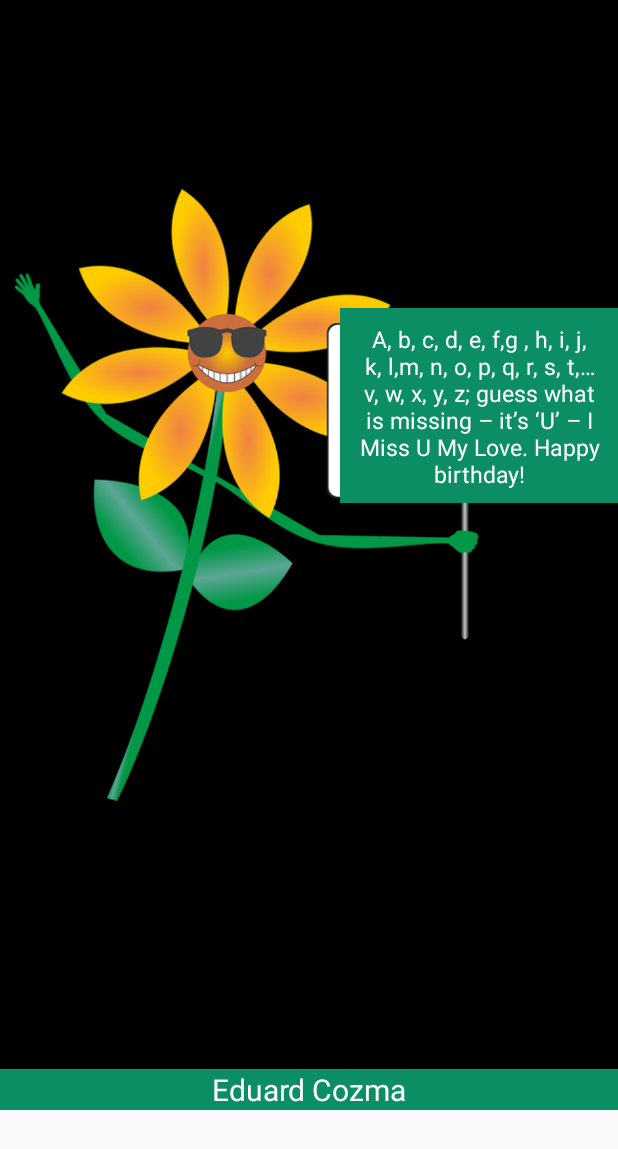
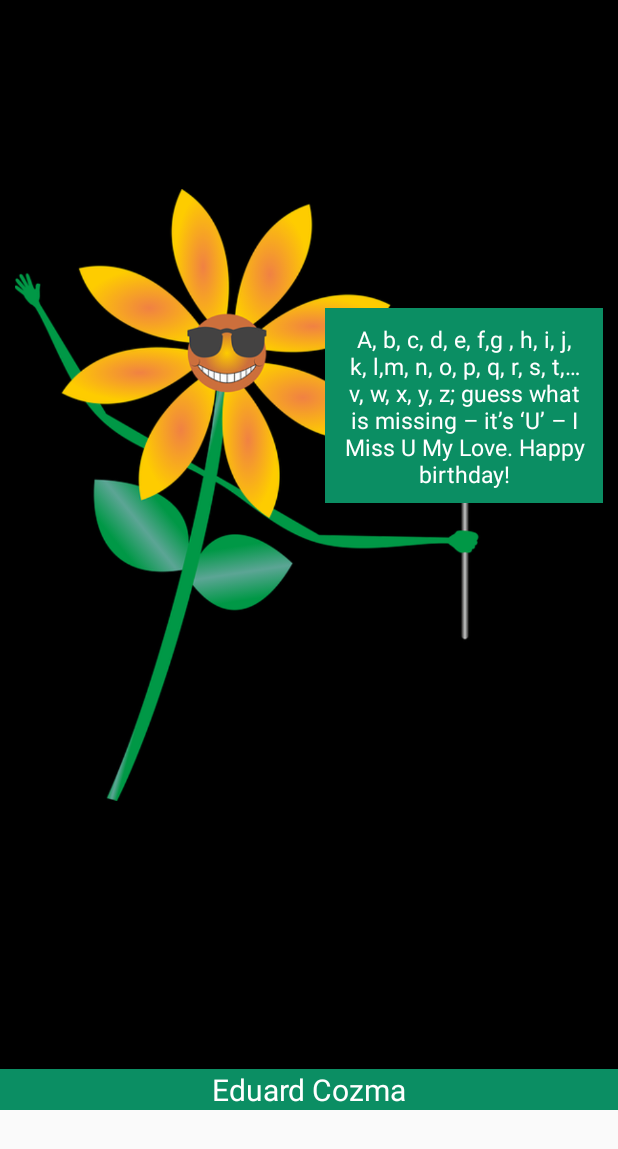
Before and after one commit to mecozma/birthdayApp, an Android app: the layout activity_main.xml on its own in the app's theme, with its tools: preview values and no code run, on a phone screen of 412 x 824 dp. Shown: the top 1149 px of the screen. Run offline under Robolectric (Android 15) with nearby library versions, the phone set to English and light mode, and no system bars.

Commit message:
Added right margin to the message textview

```diff
--- a/app/src/main/res/layout/activity_main.xml
+++ b/app/src/main/res/layout/activity_main.xml
@@ -14,6 +14,7 @@
         <ImageView
             android:layout_width="match_parent"
             android:layout_height="wrap_content"
+
             android:layout_centerHorizontal="@bool/bool_true"
             android:layout_marginBottom="@dimen/marginB"
             android:contentDescription="@string/img_description"
@@ -26,6 +27,7 @@
             android:layout_height="@dimen/textview_height"
             android:layout_alignParentEnd="true"
             android:layout_alignParentRight="true"
+            android:layout_marginRight="@dimen/textview_marginRight"
             android:layout_marginTop="@dimen/textview_marginTop"
             android:background="@color/greenBackground"
             android:padding="@dimen/textview_padding"
```
